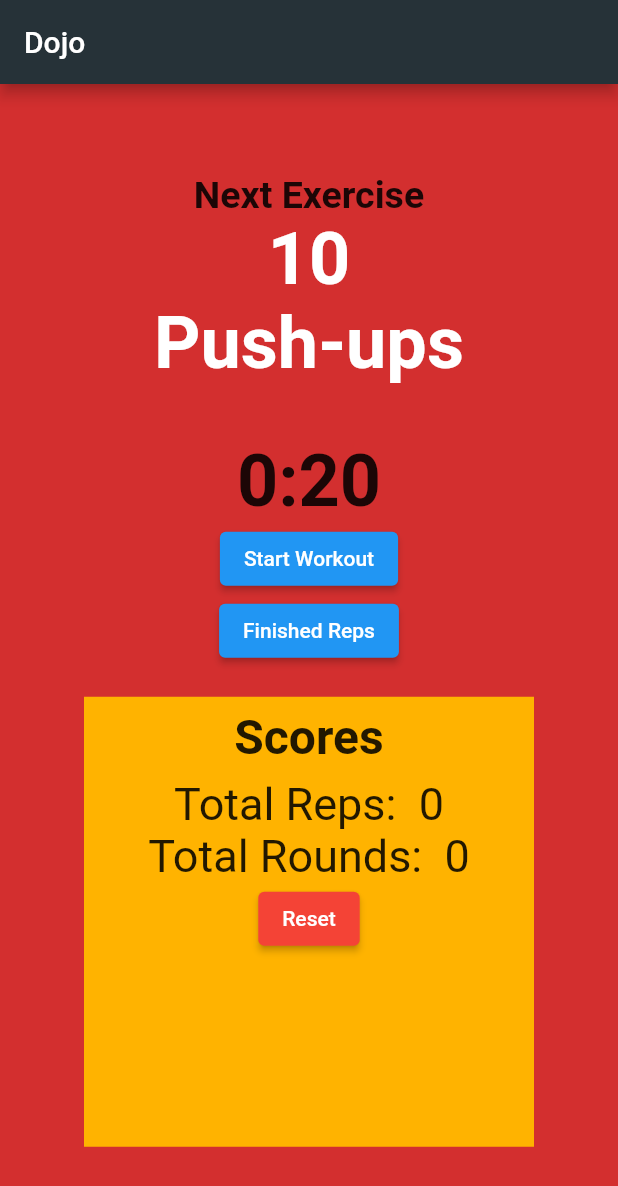
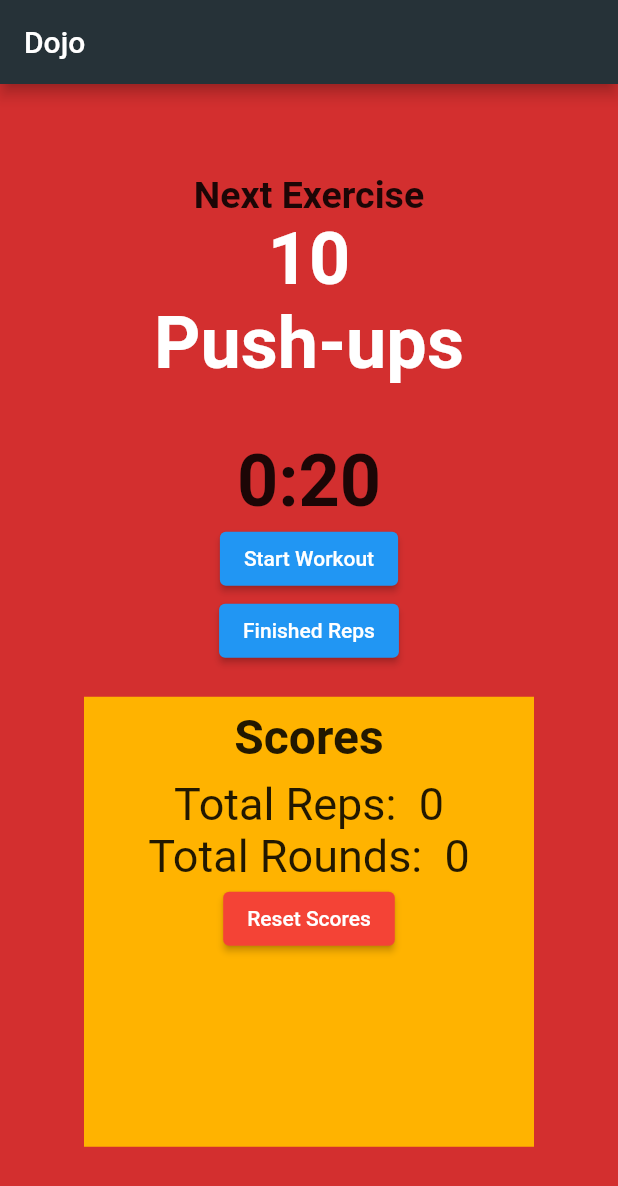
Before and after one commit to mhidalgo/dojo_test_app, a Flutter app: the screen it shows after launch, on a phone screen of 412 x 824 dp. Shown: the top 1186 px of the screen. Run offline on Flutter 3.47's test engine with Material 2 defaults, Android fonts, the phone set to English and light mode, and no system bars.

Commit message:
Changed Reset button

```diff
--- a/lib/main.dart
+++ b/lib/main.dart
@@ -144,7 +144,7 @@ class _DojoHomeState extends State<DojoHome> {
                       backgroundColor:
                           MaterialStateProperty.all<Color>(Colors.red),
                     ),
-                    child: Text('Reset')),
+                    child: Text('Reset Scores')),
               ]),
             ),
           ],
```
